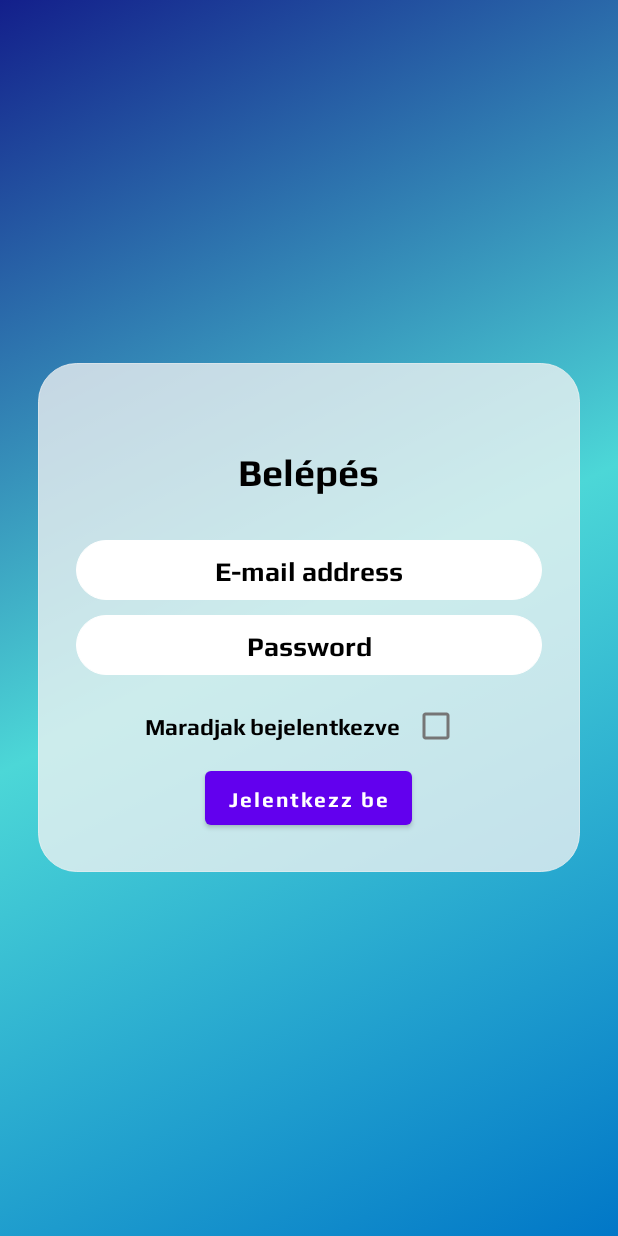
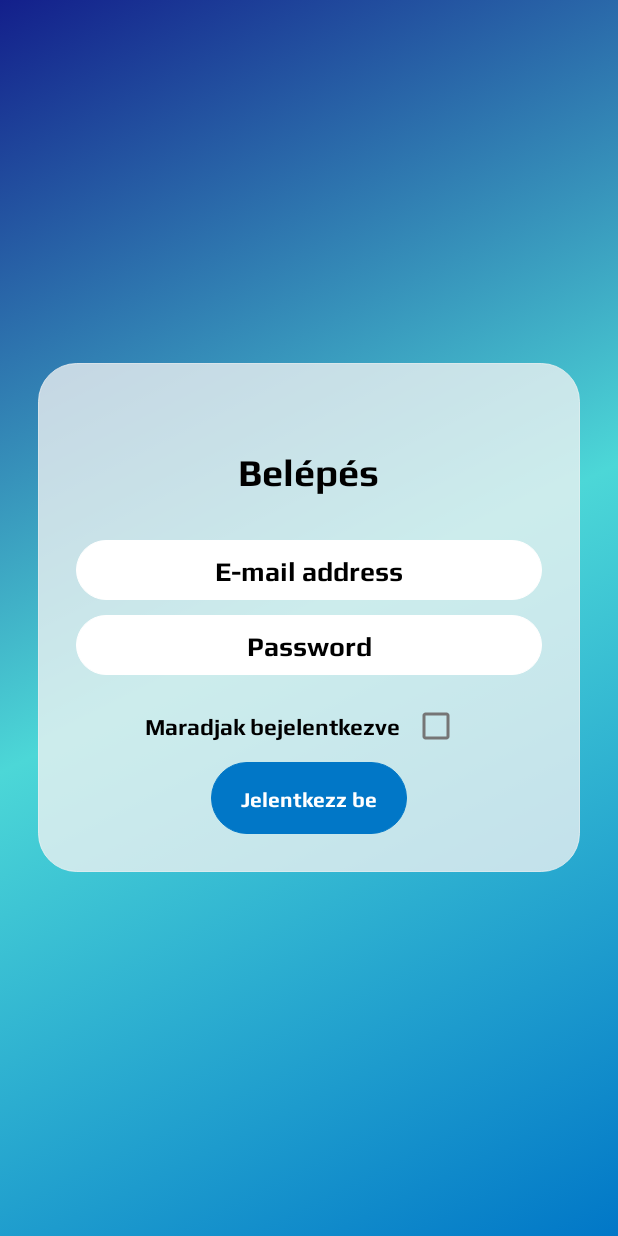
Before and after one commit to hyimred/Stardust_Mobil, an Android app: the screen it shows after launch (MainActivity), on a phone screen of 412 x 824 dp. Run offline under Robolectric (Android 15) with nearby library versions, the phone set to English and light mode, and no system bars.

Commit message:
login button change

```diff
--- a/app/src/main/res/layout/activity_main.xml
+++ b/app/src/main/res/layout/activity_main.xml
@@ -83,13 +83,17 @@
                         android:layout_height="wrap_content" />
                 </LinearLayout>
 
-                <Button
+                <androidx.appcompat.widget.AppCompatButton
                     android:id="@+id/btn_submit"
                     android:layout_width="wrap_content"
                     android:layout_height="wrap_content"
+                    android:background="@drawable/rounded_login_ui"
+                    android:paddingHorizontal="20dp"
+                    android:backgroundTint="#0177C7"
                     android:fontFamily="@font/play_bold"
                     android:text="Jelentkezz be"
-                    android:textAllCaps="false" />
+                    android:textAllCaps="false"
+                    android:textColor="#ffffff" />
 
             </LinearLayout>
 
```
